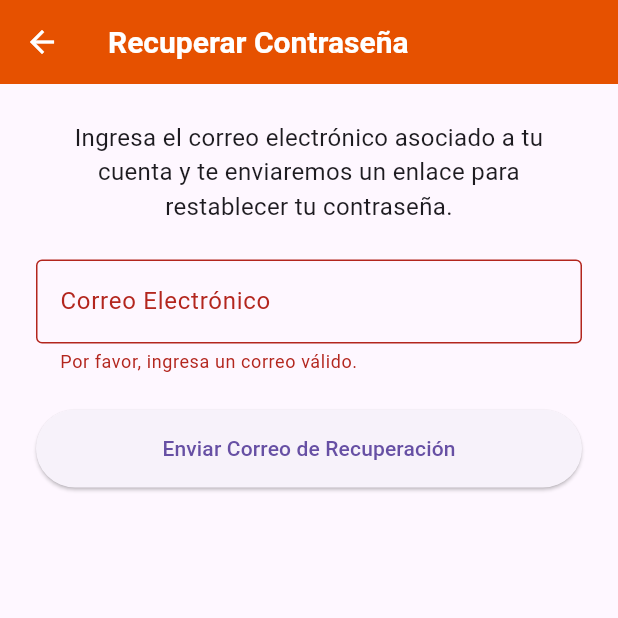
After one commit to spcolonna/WarriorPath, a Flutter app: the ForgotPasswordScreen screen opened directly, after a tap on "Enviar Correo de Recuperación", on a phone screen of 412 x 824 dp, the top half of it. The commit adds this screen. Run offline on Flutter 3.47's test engine with Material 3 defaults, Android fonts, the phone set to English and light mode, and no system bars; our stand-ins replace cloud_firestore, confetti, firebase_auth, firebase_core, firebase_messaging, firebase_remote_config and 5 more; accounts and stored records are empty; network calls fail.

Commit message:
Recovery password

```diff
--- /dev/null
+++ b/lib/screens/forgot_password_screen.dart
@@ -0,0 +1,139 @@
+// lib/screens/forgot_password_screen.dart
+
+import 'package:firebase_auth/firebase_auth.dart';
+import 'package:flutter/material.dart';
+
+class ForgotPasswordScreen extends StatefulWidget {
+  const ForgotPasswordScreen({Key? key}) : super(key: key);
+
+  @override
+  State<ForgotPasswordScreen> createState() => _ForgotPasswordScreenState();
+}
+
+class _ForgotPasswordScreenState extends State<ForgotPasswordScreen> {
+  final _emailController = TextEditingController();
+  final _formKey = GlobalKey<FormState>();
+  bool _isLoading = false;
+
+  @override
+  void dispose() {
+    _emailController.dispose();
+    super.dispose();
+  }
+
+  Future<void> _sendResetEmail() async {
+    if (!_formKey.currentState!.validate()) {
+      return; // Si el email no es válido, no hacer nada.
+    }
+
+    setState(() {
+      _isLoading = true;
+    });
+
+    try {
+      await FirebaseAuth.instance.sendPasswordResetEmail(
+        email: _emailController.text.trim(),
+      );
+
+      // Mostramos un mensaje de éxito
+      if (mounted) {
+        ScaffoldMessenger.of(context).showSnackBar(
+          const SnackBar(
+            content: Text('Si el correo existe, se ha enviado un enlace para restablecer tu contraseña.'),
+            backgroundColor: Colors.green,
+          ),
+        );
+        // Regresamos a la pantalla anterior
+        Navigator.of(context).pop();
+      }
+    } on FirebaseAuthException catch (e) {
+      // Manejamos errores específicos de Firebase
+      String message = 'Ocurrió un error. Inténtalo de nuevo.';
+      if (e.code == 'user-not-found') {
+        // Por seguridad, no le decimos al usuario que no existe.
+        // El mensaje de éxito es el mismo para evitar que se puedan adivinar correos.
+        message = 'Si el correo existe, se ha enviado un enlace para restablecer tu contraseña.';
+      }
+
+      if (mounted) {
+        ScaffoldMessenger.of(context).showSnackBar(
+          SnackBar(
+            content: Text(message),
+            backgroundColor: Colors.red,
+          ),
+        );
+      }
+    } catch (e) {
+      // Manejamos cualquier otro error
+      if (mounted) {
+        ScaffoldMessenger.of(context).showSnackBar(
+          SnackBar(
+            content: Text('Ocurrió un error inesperado: ${e.toString()}'),
+            backgroundColor: Colors.red,
+          ),
+        );
+      }
+    } finally {
+      if (mounted) {
+        setState(() {
+          _isLoading = false;
+        });
+      }
+    }
+  }
+
+  @override
+  Widget build(BuildContext context) {
+    return Scaffold(
+      appBar: AppBar(
+        title: const Text('Recuperar Contraseña'),
+      ),
+      body: AbsorbPointer(
+        absorbing: _isLoading,
+        child: Padding(
+          padding: const EdgeInsets.all(24.0),
+          child: Form(
+            key: _formKey,
+            child: Column(
+              crossAxisAlignment: CrossAxisAlignment.stretch,
+              children: [
+                const Text(
+                  'Ingresa el correo electrónico asociado a tu cuenta y te enviaremos un enlace para restablecer tu contraseña.',
+                  textAlign: TextAlign.center,
+                  style: TextStyle(fontSize: 16),
+                ),
+                const SizedBox(height: 24),
+                TextFormField(
+                  controller: _emailController,
+                  decoration: const InputDecoration(
+                    labelText: 'Correo Electrónico',
+                    border: OutlineInputBorder(),
+                  ),
+                  keyboardType: TextInputType.emailAddress,
+                  autocorrect: false,
+                  validator: (value) {
+                    if (value == null || value.trim().isEmpty || !value.contains('@')) {
+                      return 'Por favor, ingresa un correo válido.';
+                    }
+                    return null;
+                  },
+                ),
+                const SizedBox(height: 24),
+                if (_isLoading)
+                  const Center(child: CircularProgressIndicator())
+                else
+                  ElevatedButton(
+                    style: ElevatedButton.styleFrom(
+                      padding: const EdgeInsets.symmetric(vertical: 16),
+                    ),
+                    onPressed: _sendResetEmail,
+                    child: const Text('Enviar Correo de Recuperación'),
+                  ),
+              ],
+            ),
+          ),
+        ),
+      ),
+    );
+  }
+}
```
Also changed, not shown: lib/screens/WelcomeScreen.dart (+11 -0 lines), lib/widgets/ad_banner_widget.dart (+23 -11 lines).
